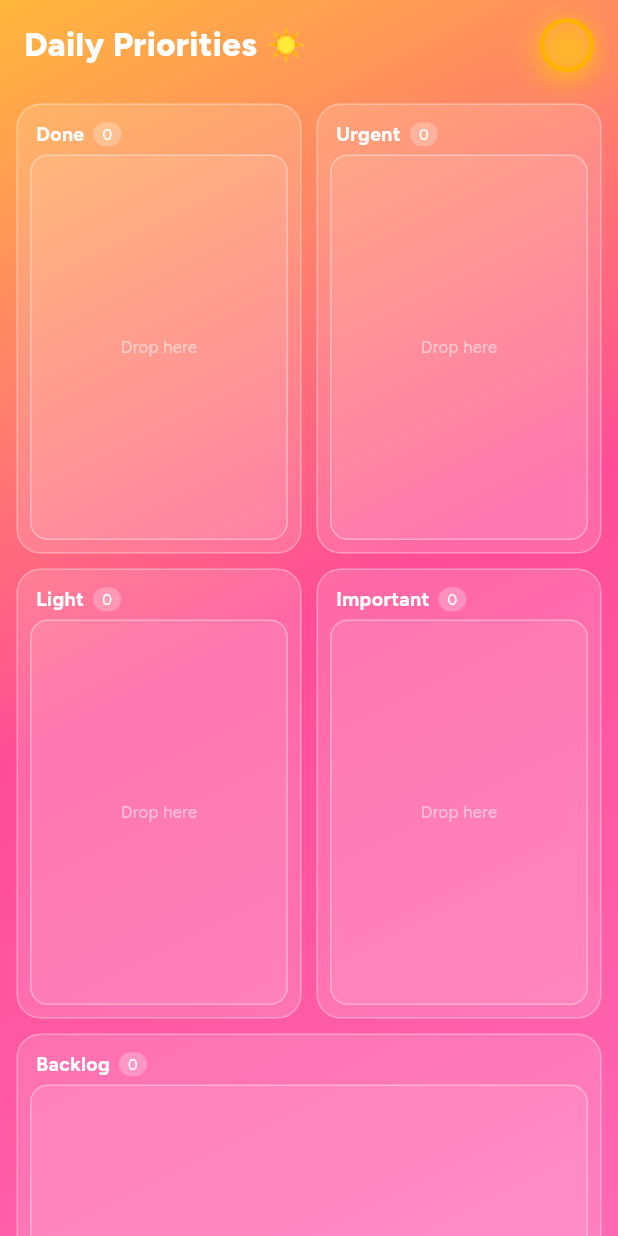
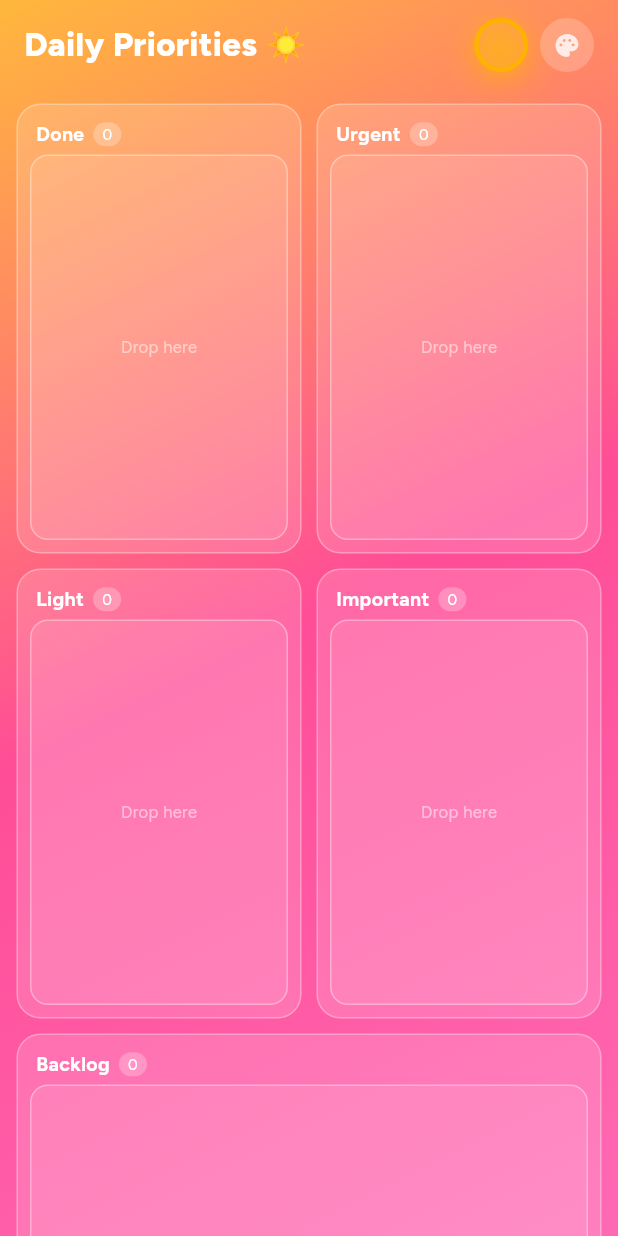
Before and after one commit to anahi-am/daily-kanban, a Flutter app: the screen it shows after launch, on a phone screen of 412 x 824 dp. Run offline on Flutter 3.47's test engine with Material 3 defaults, Android fonts, the phone set to English and light mode, and no system bars; our stand-ins replace google_fonts, shared_preferences.

Commit message:
feature color mode toggle

```diff
--- a/lib/main.dart
+++ b/lib/main.dart
@@ -2,25 +2,72 @@
 import 'dart:convert';
 import 'dart:math';
 import 'package:flutter/material.dart';
+import 'package:flutter/services.dart';
 
 import 'package:google_fonts/google_fonts.dart';
 import 'package:shared_preferences/shared_preferences.dart';
-import 'package:share_plus/share_plus.dart' show Share;
 
 Future<void> main() async {
   WidgetsFlutterBinding.ensureInitialized();
+  final prefs = await SharedPreferences.getInstance();
+  theme = prefs.getBool('cool_theme') == true ? AppColors.cool : AppColors.warm;
   runApp(const DailyPrioritiesApp());
 }
 
+_ThemeColors theme = AppColors.warm;
+
 class AppColors {
-  static const gradientStart = Color(0xFFFFB73C);
-  static const gradientMid = Color(0xFFFF4D97);
-  static const gradientEnd = Color(0xFFFF69B4);
-  static const backlogDot = Color(0xFFFF6B2C);
-  static const doneDot = Color(0xFFD63AF0);
-  static const urgentDot = Color(0xFFFF2D55);
-  static const lightDot = Color(0xFFFFB020);
-  static const importantDot = Color(0xFFFF4D97);
+  static const warm = _ThemeColors(
+    gradientStart: Color(0xFFFFB73C),
+    gradientMid: Color(0xFFFF4D97),
+    gradientEnd: Color(0xFFFF69B4),
+    backlogDot: Color(0xFFFF6B2C),
+    doneDot: Color(0xFFD63AF0),
+    urgentDot: Color(0xFFFF2D55),
+    lightDot: Color(0xFFFFB020),
+    importantDot: Color(0xFFFF4D97),
+    outlineGold: Color(0xFFFFB300),
+    outlineBg: Color(0xFFFFB73C),
+  );
+
+  static const cool = _ThemeColors(
+    gradientStart: Color(0xFF66BB6A),
+    gradientMid: Color(0xFF26C6DA),
+    gradientEnd: Color(0xFF42A5F5),
+    backlogDot: Color(0xFF2E7D32),
+    doneDot: Color(0xFF5C6BC0),
+    urgentDot: Color(0xFF1E88E5),
+    lightDot: Color(0xFF81C784),
+    importantDot: Color(0xFF00ACC1),
+    outlineGold: Color(0xFF42A5F5),
+    outlineBg: Color(0xFF66BB6A),
+  );
+}
+
+class _ThemeColors {
+  const _ThemeColors({
+    required this.gradientStart,
+    required this.gradientMid,
+    required this.gradientEnd,
+    required this.backlogDot,
+    required this.doneDot,
+    required this.urgentDot,
+    required this.lightDot,
+    required this.importantDot,
+    required this.outlineGold,
+    required this.outlineBg,
+  });
+
+  final Color gradientStart;
+  final Color gradientMid;
+  final Color gradientEnd;
+  final Color backlogDot;
+  final Color doneDot;
+  final Color urgentDot;
+  final Color lightDot;
+  final Color importantDot;
+  final Color outlineGold;
+  final Color outlineBg;
 }
 
 enum TaskStatus { backlog, light, important, urgent, done }
@@ -59,15 +106,15 @@
   Color get accent {
     switch (this) {
       case TaskStatus.backlog:
-        return AppColors.backlogDot;
+        return theme.backlogDot;
       case TaskStatus.light:
-        return AppColors.lightDot;
+        return theme.lightDot;
       case TaskStatus.important:
-        return AppColors.importantDot;
+        return theme.importantDot;
       case TaskStatus.urgent:
-        return AppColors.urgentDot;
+        return theme.urgentDot;
       case TaskStatus.done:
-        return AppColors.doneDot;
+        return theme.doneDot;
     }
   }
 
@@ -248,7 +295,7 @@
 
   @override
   Widget build(BuildContext context) {
-    final base = ThemeData(useMaterial3: true, colorSchemeSeed: AppColors.urgentDot);
+    final base = ThemeData(useMaterial3: true, colorSchemeSeed: theme.urgentDot);
     return MaterialApp(
       title: 'Daily Priorities',
       theme: base.copyWith(textTheme: GoogleFonts.figtreeTextTheme(base.textTheme)),
@@ -264,10 +311,9 @@
   final double strokeWidth;
   final Color? color;
 
-  static const gold = Color(0xFFFFB300);
-
   @override
   Widget build(BuildContext context) {
+    final gold = color ?? theme.outlineGold;
     return Material(
       color: Colors.transparent,
       shape: const CircleBorder(),
@@ -279,12 +325,12 @@
           height: size,
           decoration: BoxDecoration(
             shape: BoxShape.circle,
-            color: const Color(0xFFFFB73C).withValues(alpha: 0.25),
-            border: Border.all(color: color ?? gold, width: strokeWidth),
+            color: theme.outlineBg.withValues(alpha: 0.25),
+            border: Border.all(color: gold, width: strokeWidth),
             boxShadow: [
-              BoxShadow(color: const Color(0xFFFFD700).withValues(alpha: 0.5), blurRadius: 12, offset: const Offset(0, 4)),
-              BoxShadow(color: const Color(0xFFFFB300).withValues(alpha: 0.3), blurRadius: 20, offset: const Offset(0, 6)),
-              BoxShadow(color: const Color(0xFFFFFF00).withValues(alpha: 0.15), blurRadius: 30, offset: const Offset(0, 8)),
+              BoxShadow(color: gold.withValues(alpha: 0.5), blurRadius: 12, offset: const Offset(0, 4)),
+              BoxShadow(color: gold.withValues(alpha: 0.3), blurRadius: 20, offset: const Offset(0, 6)),
+              BoxShadow(color: gold.withValues(alpha: 0.15), blurRadius: 30, offset: const Offset(0, 8)),
             ],
           ),
         ),
@@ -322,6 +368,14 @@
     await repo.rollover();
     await _refresh();
     _scheduleMidnightRollover();
+  }
+
+  Future<void> _toggleTheme() async {
+    final isCool = theme == AppColors.cool;
+    theme = isCool ? AppColors.warm : AppColors.cool;
+    final prefs = await SharedPreferences.getInstance();
+    await prefs.setBool('cool_theme', !isCool);
+    setState(() {});
   }
 
   void _scheduleMidnightRollover() {
@@ -382,11 +436,11 @@
 
     return Scaffold(
       body: Container(
-        decoration: const BoxDecoration(
+        decoration: BoxDecoration(
           gradient: LinearGradient(
             begin: Alignment.topLeft,
             end: Alignment.bottomRight,
-            colors: [AppColors.gradientStart, AppColors.gradientMid, AppColors.gradientEnd],
+            colors: [theme.gradientStart, theme.gradientMid, theme.gradientEnd],
           ),
         ),
         child: SafeArea(
@@ -399,9 +453,22 @@
                   child: Row(
                     children: [
                       Text('Daily Priorities', style: GoogleFonts.figtree(fontWeight: FontWeight.w800, fontSize: 22, color: Colors.white)),
-                      Text(' ☀️', style: GoogleFonts.figtree(fontWeight: FontWeight.w800, fontSize: 22, color: Colors.white)),
+                      Text(theme == AppColors.cool ? ' 🌿' : ' ☀️', style: GoogleFonts.figtree(fontWeight: FontWeight.w800, fontSize: 22, color: Colors.white)),
                       const Spacer(),
                       OutlineCircleButton(onTap: () => _openAddScreen(TaskStatus.light)),
+                      const SizedBox(width: 8),
+                      GestureDetector(
+                        onTap: _toggleTheme,
+                        child: Container(
+                          width: 36,
+                          height: 36,
+                          decoration: BoxDecoration(
+                            shape: BoxShape.circle,
+                            color: Colors.white.withValues(alpha: 0.2),
+                          ),
+                          child: Icon(Icons.palette, size: 18, color: Colors.white.withValues(alpha: 0.8)),
+                        ),
+                      ),
                     ],
                   ),
                 ),
@@ -626,7 +693,7 @@
     final confirmed = await showDialog<bool>(
       context: context,
       builder: (context) => AlertDialog(
-        backgroundColor: const Color(0xFFCC4477),
+        backgroundColor: theme.gradientMid,
         title: Text('Delete task', style: GoogleFonts.figtree(color: Colors.white)),
         content: Text('Delete "${widget.editTask!.title}"?', style: GoogleFonts.figtree(color: Colors.white70)),
         actions: [
@@ -648,7 +715,10 @@
     final text = StringBuffer('📌 $title\n');
     if (notes.isNotEmpty) text.write('\n$notes\n');
     if (subtaskList.isNotEmpty) text.write('\n$subtaskList');
-    Share.share(text.toString());
+    Clipboard.setData(ClipboardData(text: text.toString()));
+    ScaffoldMessenger.of(context).showSnackBar(
+      SnackBar(content: Text('Copied to clipboard', style: GoogleFonts.figtree(color: Colors.white)), backgroundColor: Colors.black54, duration: Duration(seconds: 2)),
+    );
   }
 
   Future<void> _save() async {
@@ -679,11 +749,11 @@
     return Scaffold(
       backgroundColor: Colors.transparent,
       body: Container(
-        decoration: const BoxDecoration(
+        decoration: BoxDecoration(
           gradient: LinearGradient(
             begin: Alignment.topLeft,
             end: Alignment.bottomRight,
-            colors: [AppColors.gradientStart, AppColors.gradientMid, AppColors.gradientEnd],
+            colors: [theme.gradientStart, theme.gradientMid, theme.gradientEnd],
           ),
         ),
         child: SafeArea(
@@ -756,9 +826,9 @@
                     ),
                     dropdownMenuEntries: importanceOptions.map((s) {
                       final itemColors = <TaskStatus, Color>{
-                        TaskStatus.light: const Color(0xFFFFD700),
-                        TaskStatus.important: const Color(0xFFFF6B2C),
-                        TaskStatus.urgent: const Color(0xFFFF2D55),
+                        TaskStatus.light: theme.lightDot,
+                        TaskStatus.important: theme.importantDot,
+                        TaskStatus.urgent: theme.urgentDot,
                       };
                       return DropdownMenuEntry<TaskStatus>(
                         value: s,
```
Also changed, not shown: opencode.json (+4 -4 lines).
